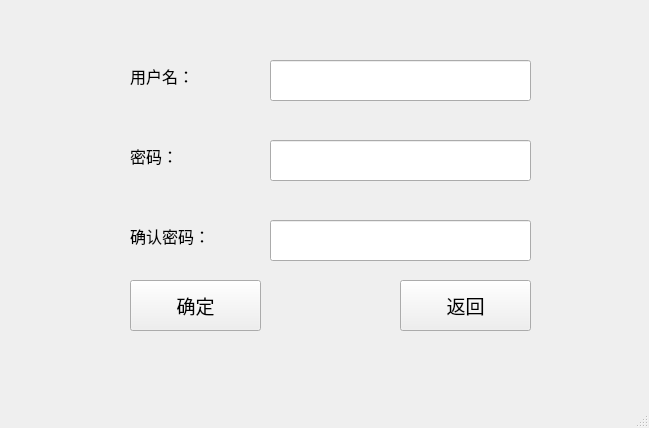
Old version of the form question_bank/registerWindow.ui in the repository tengyanxi/exam_system.
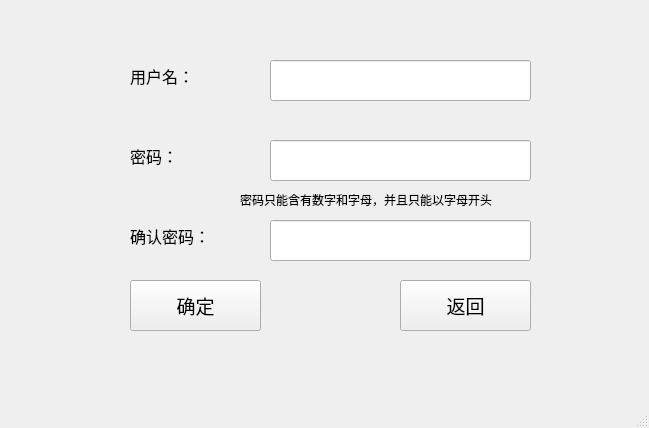
New version of the form.

```diff
--- a/question_bank/registerWindow.ui
+++ b/question_bank/registerWindow.ui
@@ -208,6 +208,19 @@
      <bool>true</bool>
     </property>
    </widget>
+   <widget class="QLabel" name="tip_label4">
+    <property name="geometry">
+     <rect>
+      <x>240</x>
+      <y>190</y>
+      <width>391</width>
+      <height>20</height>
+     </rect>
+    </property>
+    <property name="text">
+     <string>密码只能含有数字和字母，并且只能以字母开头</string>
+    </property>
+   </widget>
   </widget>
   <widget class="QMenuBar" name="menubar">
    <property name="geometry">
```
Left out of the diff: 6 changed lines with no effect on the pictures.
